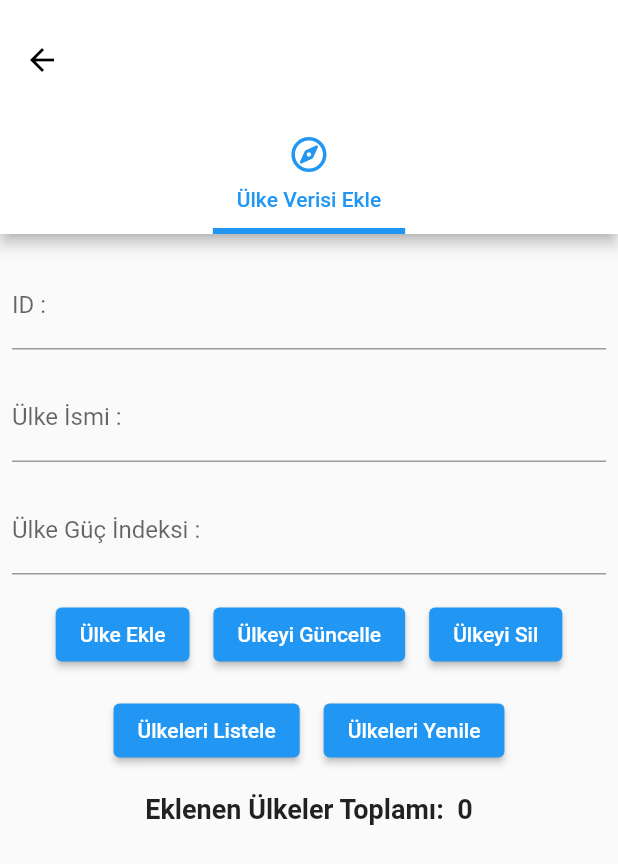
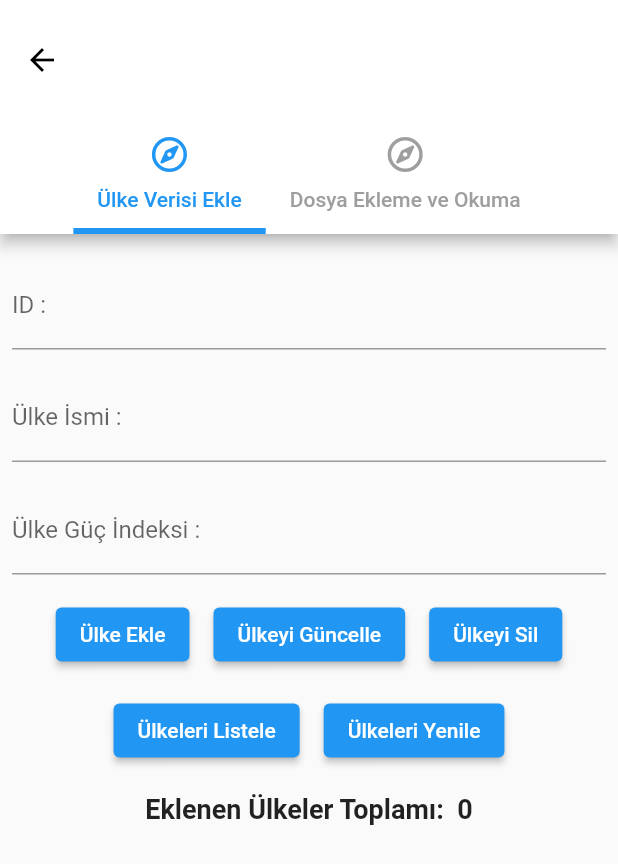
Before and after one commit to bariscapar3734/kuresel_proje, a Flutter app: the MusicTopTabs screen opened directly, on a phone screen of 412 x 824 dp. Shown: the top 864 px of the screen. Run offline on Flutter 3.47's test engine with Material 2 defaults, Android fonts, the phone set to English and light mode, and no system bars; our stand-ins replace carousel_slider, cloud_firestore, firebase_core, fluttertoast, font_awesome_flutter, google_fonts and 2 more; missing offline and left inert: flutter_card_swipper; accounts and stored records are empty.

Commit message:
Dosya İşlemi

```diff
--- a/lib/dosya_islemi.dart
+++ b/lib/screens/settings/settings_contents/setting_TwoTabs.dart
@@ -1,7 +1,7 @@
 import 'package:flutter/cupertino.dart';
 import 'package:flutter/material.dart';
 
-import 'file_utils.dart';
+import '../../../file_utils.dart';
 
 class dosya_islemi extends StatefulWidget {
   dosya_islemi() : super();
@@ -16,11 +16,6 @@ class _dosya_islemiState extends State<dosya_islemi> {
   @override
   Widget build(BuildContext context) {
     return Scaffold(
-      appBar: AppBar(
-        title: Text("Dosya İşlemim"),
-        centerTitle: true,
-        backgroundColor: Colors.green,
-      ),
       body: Column(
         mainAxisAlignment: MainAxisAlignment.start,
         children: <Widget>[
--- a/lib/screens/settings/settingstoptabs.dart
+++ b/lib/screens/settings/settingstoptabs.dart
@@ -1,6 +1,7 @@
 import 'package:flutter/material.dart';
 import 'package:font_awesome_flutter/font_awesome_flutter.dart';
 import 'package:kureselproje_app/screens/settings/settings_contents/setting_OneTabs.dart';
+import 'package:kureselproje_app/screens/settings/settings_contents/setting_TwoTabs.dart';
 
 class MusicTopTabs extends StatefulWidget {
   int colorVal;
@@ -15,7 +16,7 @@ class _MusicTopTabsState extends State<MusicTopTabs>
   @override
   void initState() {
     super.initState();
-    _tabController = new TabController(vsync: this, length: 1);
+    _tabController = new TabController(vsync: this, length: 2);
     _tabController.addListener(_handleTabSelection);
   }
 
@@ -28,7 +29,7 @@ class _MusicTopTabsState extends State<MusicTopTabs>
   @override
   Widget build(BuildContext context) {
     return DefaultTabController(
-      length: 1,
+      length: 2,
       child: Scaffold(
         appBar: AppBar(
           toolbarHeight: 80,
@@ -50,6 +51,17 @@ class _MusicTopTabsState extends State<MusicTopTabs>
                             ? Color(widget.colorVal)
                             : Colors.grey)),
               ),
+              Tab(
+                icon: Icon(FontAwesomeIcons.compass,
+                    color: _tabController.index == 1
+                        ? Color(widget.colorVal)
+                        : Colors.grey),
+                child: Text('Dosya Ekleme ve Okuma',
+                    style: TextStyle(
+                        color: _tabController.index == 1
+                            ? Color(widget.colorVal)
+                            : Colors.grey)),
+              ),
             ],
           ),
         ),
@@ -57,6 +69,7 @@ class _MusicTopTabsState extends State<MusicTopTabs>
           controller: _tabController,
           children: <Widget>[
             Home(),
+            dosya_islemi(),
           ],
         ),
       ),
```
